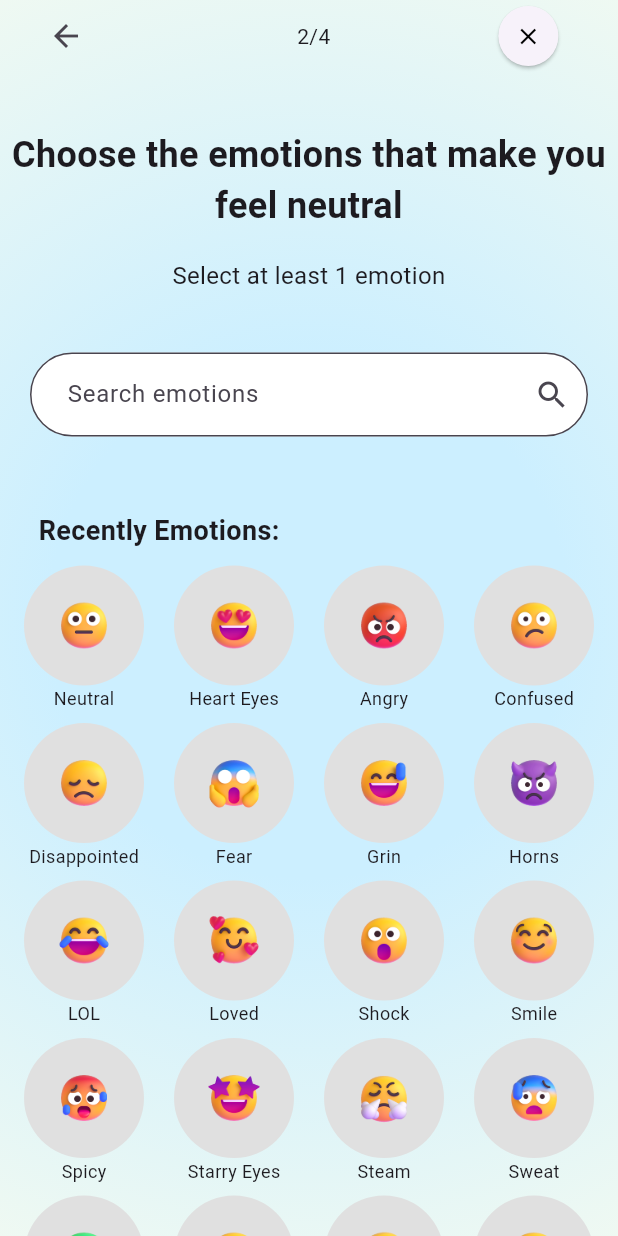
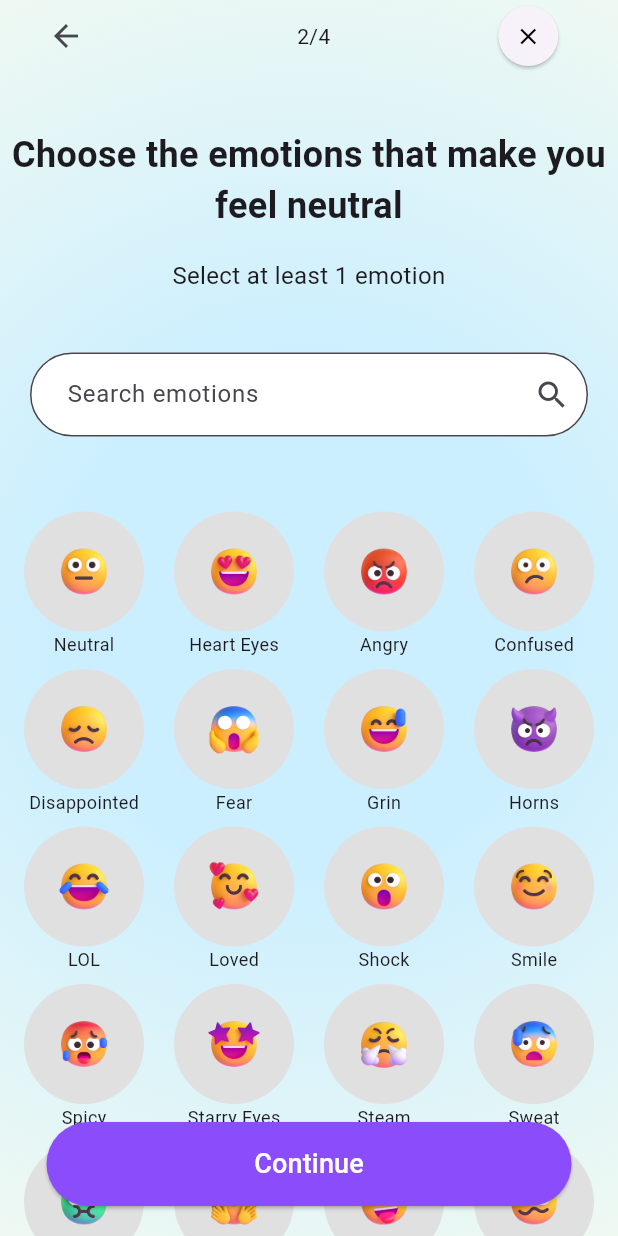
Before and after one commit to khadeejab038/moodbook-app, a Flutter app: the AddEmotions screen opened directly, on a phone screen of 412 x 824 dp. Run offline on Flutter 3.47's test engine with Material 3 defaults, Android fonts, the phone set to English and light mode, and no system bars; our stand-ins replace cloud_firestore, firebase_auth, firebase_core; accounts and stored records are empty.

Commit message:
continue buttons on addMood_page2 and addMood_page3 are now floating (implemented stack).

```diff
--- a/lib/addMood_page2.dart
+++ b/lib/addMood_page2.dart
@@ -55,7 +55,9 @@ class _AddEmotionsState extends State<AddEmotions> {
 
     return Scaffold(
       body: SafeArea(
-        child: Container(
+        child: Stack(
+          children: [
+            Container(
               height: MediaQuery.of(context).size.height, // Full screen height
               decoration: const BoxDecoration(
                 gradient: RadialGradient(
@@ -69,7 +71,8 @@ class _AddEmotionsState extends State<AddEmotions> {
                   stops: [0.3, 0.8, 1],
                 ),
               ),
-          child: SingleChildScrollView( // Allows scrolling if content exceeds the screen
+              child: SingleChildScrollView(
+                padding: const EdgeInsets.only(bottom: 100), // Padding to avoid button overlap
                 child: Column(
                   children: [
                     Row(
@@ -85,6 +88,7 @@ class _AddEmotionsState extends State<AddEmotions> {
                         const SizedBox(width: 100),
                         ElevatedButton(
                           onPressed: () {
+                            moodProvider.clear();
                             Navigator.pushAndRemoveUntil(
                               context,
                               MaterialPageRoute(builder: (context) => HomeScreen()),
@@ -188,18 +192,7 @@ class _AddEmotionsState extends State<AddEmotions> {
                       ),
                     ],
 
-
-                SizedBox(height: 20,),
-
-                const Padding(
-                  padding: EdgeInsets.only(right: 200),
-                  child: Text(
-                    "Recently Emotions:",
-                    style: TextStyle(fontSize: 18, fontWeight: FontWeight.w600),
-                  ),
-                ),
-
-                const SizedBox(height: 10),
+                    const SizedBox(height: 20),
 
                     Wrap(
                       spacing: 20.0,
@@ -233,58 +226,23 @@ class _AddEmotionsState extends State<AddEmotions> {
                     ),
 
                     const SizedBox(height: 30),
-
-                const Padding(
-                  padding: EdgeInsets.only(right: 240),
-                  child: Text(
-                    "All Emotions:",
-                    style: TextStyle(fontSize: 18, fontWeight: FontWeight.w600),
+                  ],
+                ),
               ),
             ),
 
-                const SizedBox(height: 20),
-
-                Wrap(
-                  spacing: 20.0,
-                  runSpacing: 8.0,
-                  children: filteredEmotions.map((emotion) {
-                    return GestureDetector(
-                      onTap: () {
-                        moodProvider.toggleEmotion(emotion.title); // Use the setter method
-                      },
-                      child: Column(
-                        children: [
-                          CircleAvatar(
-                            backgroundColor: moodProvider.selectedEmotions.contains(emotion.title)
-                                ? Colors.purple[100]
-                                : Colors.grey[300],
-                            radius: 40,
-                            child: Image.asset(
-                              emotion.imagePath,
-                              width: 35,
-                              height: 35,
-                            ),
-                          ),
-                          Text(
-                            emotion.title,
-                            style: const TextStyle(fontSize: 12),
-                          ),
-                        ],
-                      ),
-                    );
-                  }).toList(),
-                ),
-
-                SizedBox(height: 20,),
-
-                ElevatedButton(
+            // Floating "Continue" button
+            Align(
+              alignment: Alignment.bottomCenter,
+              child: Padding(
+                padding: const EdgeInsets.all(20.0),
+                child: ElevatedButton(
                   style: ElevatedButton.styleFrom(
-                    backgroundColor: Color(0xFF8B4CFC),
+                    backgroundColor: const Color(0xFF8B4CFC),
                     shape: RoundedRectangleBorder(
                       borderRadius: BorderRadius.circular(40),
                     ),
-                    padding: const EdgeInsets.symmetric(
-                        horizontal: 40.0, vertical: 15.0),
+                    padding: const EdgeInsets.symmetric(horizontal: 40.0, vertical: 15.0),
                     minimumSize: const Size(350, 10),
                   ),
                   onPressed: () {
@@ -312,12 +270,9 @@ class _AddEmotionsState extends State<AddEmotions> {
                     style: TextStyle(fontSize: 18, color: Colors.white),
                   ),
                 ),
-
-                SizedBox(height: 20,),
-
-              ],
               ),
             ),
+          ],
         ),
       ),
     );
```
Also changed, not shown: lib/addMood_page3.dart (+26 -42 lines), lib/addMood_page4.dart (+23 -13 lines). Lines whose indentation alone changed are shown as unchanged.
